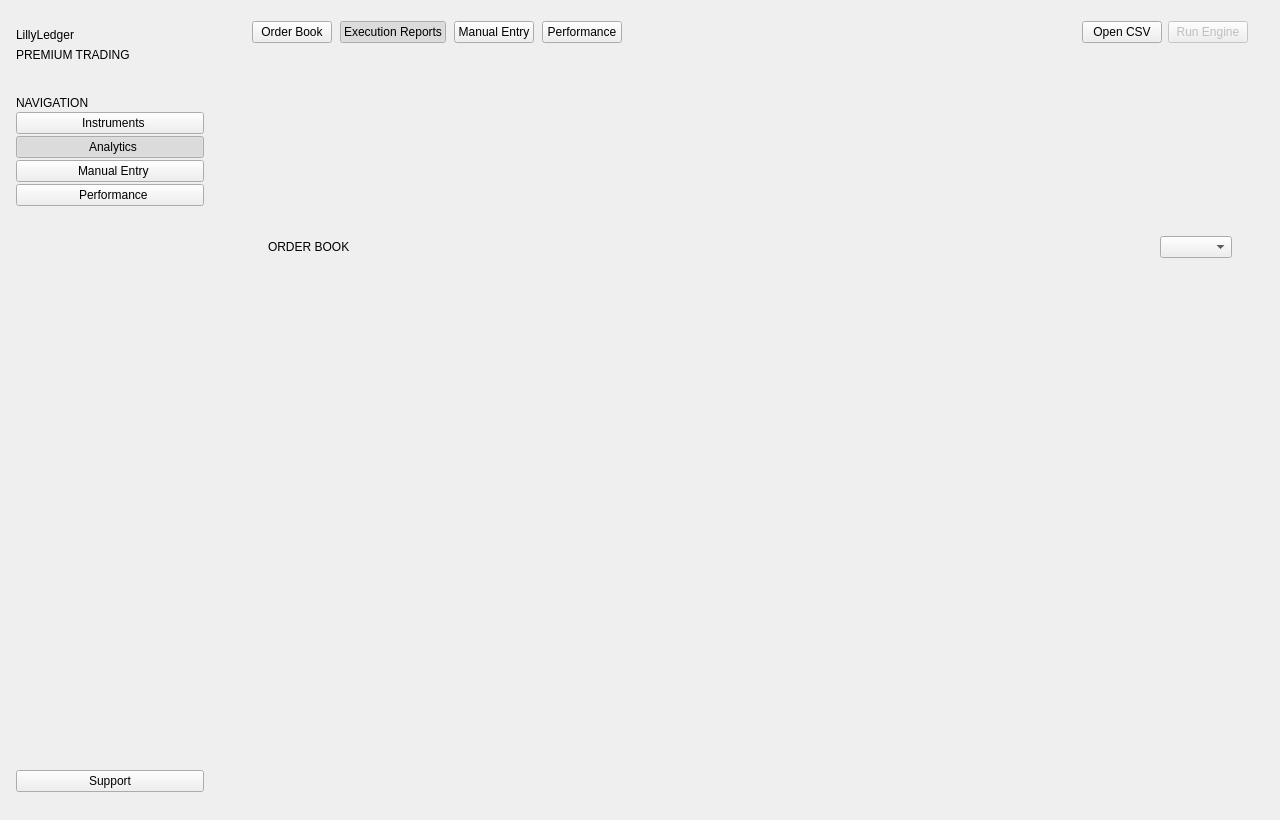
The window that gui/ui/mainwindow.ui (SuhasDissa/LillyLedger) describes before a commit, drawn with Qt 5.
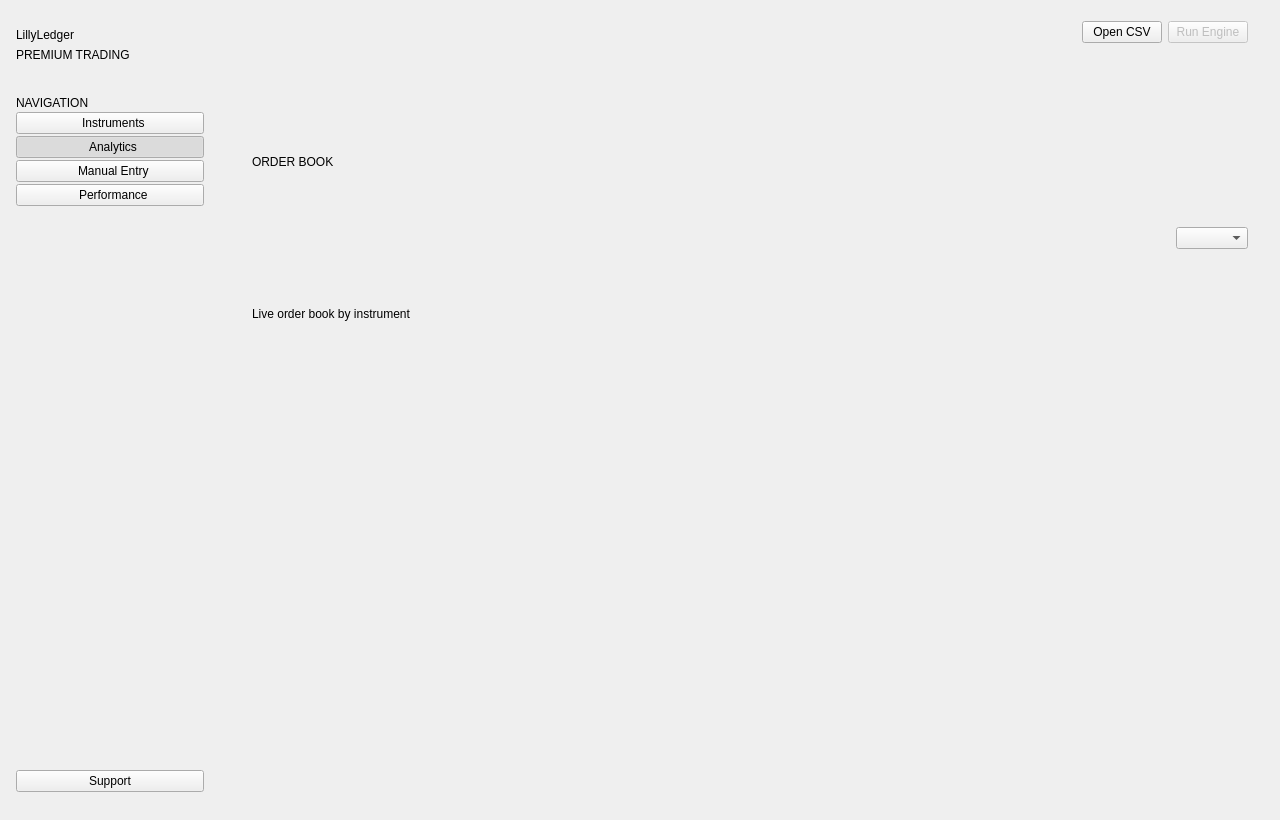
The same window after the commit. The open tabs and pages were chosen to show the change. Custom widgets are drawn as their Qt base class.

Commit message: refactor: streamline main window UI by removing unused tab buttons and adjusting layout properties

Patch:
```diff
--- a/gui/ui/mainwindow.ui
+++ b/gui/ui/mainwindow.ui
@@ -116,45 +116,6 @@
           <property name="topMargin"><number>0</number></property>
           <property name="rightMargin"><number>32</number></property>
           <property name="bottomMargin"><number>0</number></property>
-          <item>
-           <widget class="QWidget" name="navContainer" native="true">
-            <layout class="QHBoxLayout" name="navButtonLayout">
-             <property name="leftMargin"><number>0</number></property>
-             <property name="topMargin"><number>0</number></property>
-             <property name="rightMargin"><number>0</number></property>
-             <property name="bottomMargin"><number>0</number></property>
-             <property name="spacing"><number>8</number></property>
-             <item>
-              <widget class="QPushButton" name="orderBookButton">
-               <property name="text"><string>Order Book</string></property>
-               <property name="checkable"><bool>true</bool></property>
-               <property name="checked"><bool>false</bool></property>
-              </widget>
-             </item>
-             <item>
-              <widget class="QPushButton" name="reportsButton">
-               <property name="text"><string>Execution Reports</string></property>
-               <property name="checkable"><bool>true</bool></property>
-               <property name="checked"><bool>true</bool></property>
-              </widget>
-             </item>
-             <item>
-              <widget class="QPushButton" name="manualButton">
-               <property name="text"><string>Manual Entry</string></property>
-               <property name="checkable"><bool>true</bool></property>
-               <property name="checked"><bool>false</bool></property>
-              </widget>
-             </item>
-             <item>
-              <widget class="QPushButton" name="performanceButton">
-               <property name="text"><string>Performance</string></property>
-               <property name="checkable"><bool>true</bool></property>
-               <property name="checked"><bool>false</bool></property>
-              </widget>
-             </item>
-            </layout>
-           </widget>
-          </item>
           <item>
            <spacer name="topBarSpacer">
             <property name="orientation"><enum>Qt::Horizontal</enum></property>
@@ -182,21 +143,38 @@
          <!-- Page 0: Order Book -->
          <widget class="QWidget" name="orderBookPage">
           <layout class="QVBoxLayout" name="orderBookPageLayout">
-           <property name="leftMargin"><number>24</number></property>
-           <property name="topMargin"><number>24</number></property>
-           <property name="rightMargin"><number>24</number></property>
-           <property name="bottomMargin"><number>24</number></property>
-           <property name="spacing"><number>12</number></property>
+           <property name="leftMargin"><number>0</number></property>
+           <property name="topMargin"><number>0</number></property>
+           <property name="rightMargin"><number>0</number></property>
+           <property name="bottomMargin"><number>0</number></property>
+           <property name="spacing"><number>0</number></property>
            <item>
             <widget class="QWidget" name="orderBookPageHeader" native="true">
+             <property name="minimumSize"><size><width>0</width><height>88</height></size></property>
              <layout class="QHBoxLayout" name="orderBookHeaderLayout">
-              <property name="leftMargin"><number>24</number></property>
-              <property name="topMargin"><number>12</number></property>
-              <property name="rightMargin"><number>24</number></property>
-              <property name="bottomMargin"><number>12</number></property>
+              <property name="leftMargin"><number>32</number></property>
+              <property name="topMargin"><number>24</number></property>
+              <property name="rightMargin"><number>32</number></property>
+              <property name="bottomMargin"><number>24</number></property>
               <item>
-               <widget class="QLabel" name="orderTitle">
-                <property name="text"><string>ORDER BOOK</string></property>
+               <widget class="QWidget" name="orderBookTitleContainer" native="true">
+                <layout class="QVBoxLayout" name="orderBookTitleLayout">
+                 <property name="leftMargin"><number>0</number></property>
+                 <property name="topMargin"><number>0</number></property>
+                 <property name="rightMargin"><number>0</number></property>
+                 <property name="bottomMargin"><number>0</number></property>
+                 <property name="spacing"><number>4</number></property>
+                 <item>
+                  <widget class="QLabel" name="orderTitle">
+                   <property name="text"><string>ORDER BOOK</string></property>
+                  </widget>
+                 </item>
+                 <item>
+                  <widget class="QLabel" name="orderBookSubtitleLabel">
+                   <property name="text"><string>Live order book by instrument</string></property>
+                  </widget>
+                 </item>
+                </layout>
                </widget>
               </item>
               <item>
@@ -212,7 +190,17 @@
             </widget>
            </item>
            <item>
-            <widget class="OrderBookWidget" name="orderBookWidget" native="true"/>
+            <widget class="QWidget" name="orderBookTableContainer" native="true">
+             <layout class="QVBoxLayout" name="orderBookTableContainerLayout">
+              <property name="leftMargin"><number>24</number></property>
+              <property name="topMargin"><number>16</number></property>
+              <property name="rightMargin"><number>24</number></property>
+              <property name="bottomMargin"><number>24</number></property>
+              <item>
+               <widget class="OrderBookWidget" name="orderBookWidget" native="true"/>
+              </item>
+             </layout>
+            </widget>
            </item>
           </layout>
          </widget>
```
The commit also changes 6 other files.
